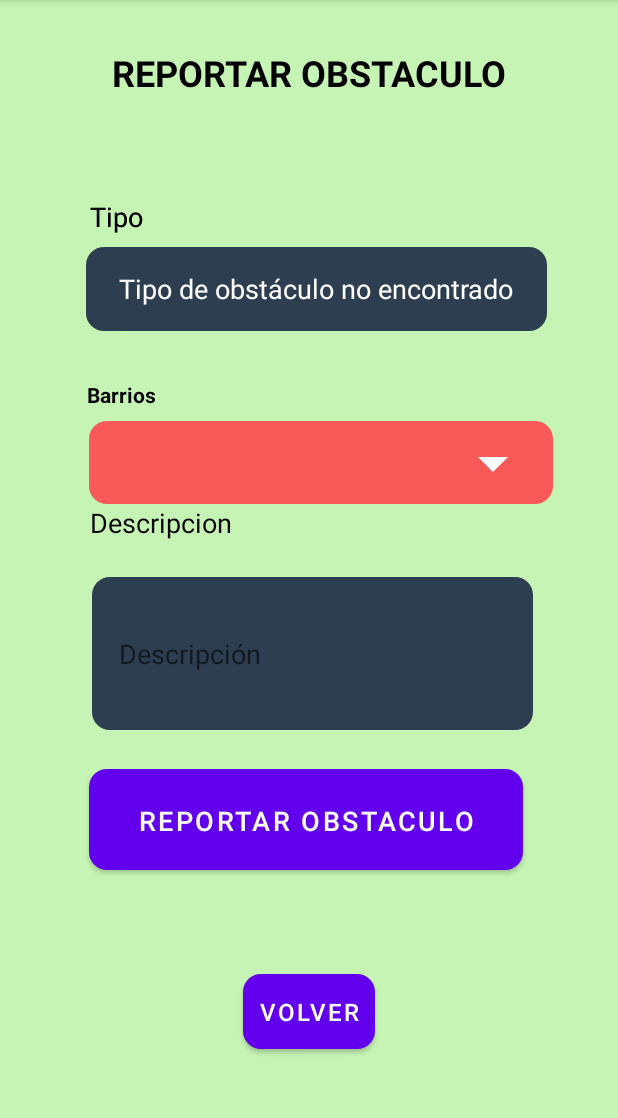
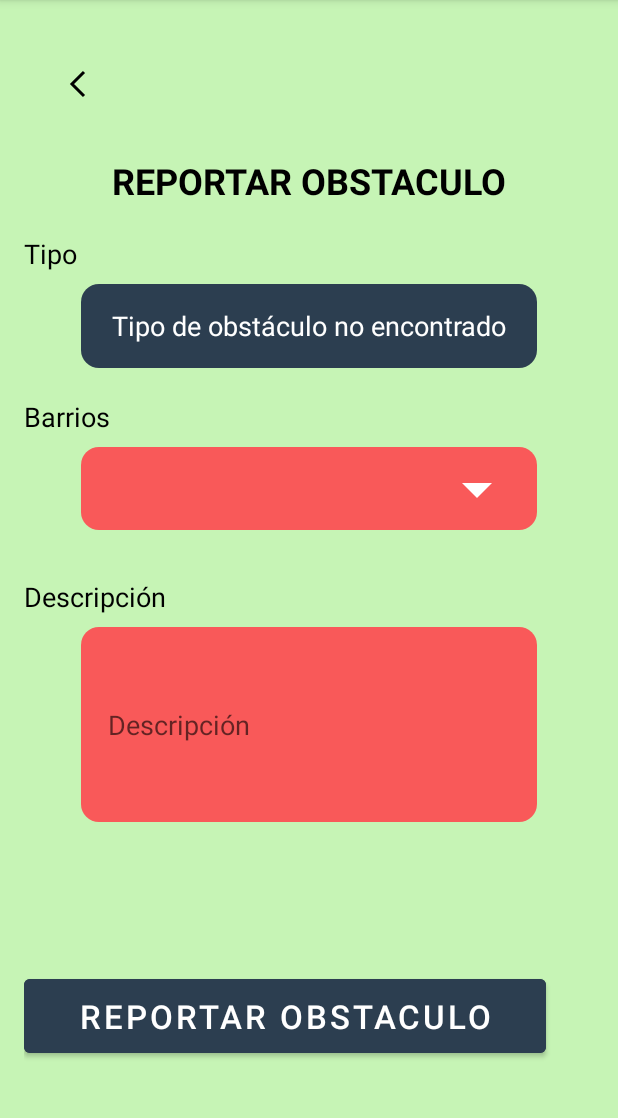
Before and after one commit to GabrielV6/SenderosSeguros, an Android app: the fragment ReportarFragment shown on its own in the app's theme, on a phone screen of 412 x 824 dp, the part 84-1202 px from its top. Run offline under Robolectric (Android 15) with nearby library versions, the light colour scheme and no system bars; 1 statement that could not run was skipped.

Commit message:
se modifica alineacion de reporte de obstaculos

```diff
--- /dev/null
+++ b/app/src/main/res/drawable/rounded_edit_text_background.xml
@@ -0,0 +1,5 @@
+<shape xmlns:android="http://schemas.android.com/apk/res/android">
+    <solid android:color="#F95959" />
+    <corners android:radius="12dp" />
+    <padding android:left="16dp" android:top="8dp" android:right="16dp" android:bottom="8dp"/>
+</shape>
--- a/app/src/main/res/layout/fragment_reportar.xml
+++ b/app/src/main/res/layout/fragment_reportar.xml
@@ -6,63 +6,52 @@
     android:background="#C6F4B5"
     android:padding="16dp">
 
-    <!-- Title -->
+    <!-- Botón Volver -->
+    <ImageButton
+        android:id="@+id/volver_button"
+        android:layout_width="48dp"
+        android:layout_height="48dp"
+        android:layout_margin="16dp"
+        android:background="?attr/selectableItemBackground"
+        android:contentDescription="@string/boton_volver"
+        android:src="@drawable/ic_volver"
+        app:layout_constraintStart_toStartOf="parent"
+        app:layout_constraintTop_toTopOf="parent" />
+
+    <!-- Título -->
     <TextView
         android:id="@+id/title_reportar"
         android:layout_width="wrap_content"
         android:layout_height="wrap_content"
+        android:layout_marginTop="24dp"
         android:text="REPORTAR OBSTACULO"
+        android:textAlignment="center"
+        android:textColor="@color/black"
         android:textSize="24sp"
         android:textStyle="bold"
-        android:layout_marginTop="16dp"
-        android:textAlignment="center"
-        android:textColor="@color/black"
-        app:layout_constraintTop_toTopOf="parent"
+        app:layout_constraintEnd_toEndOf="parent"
         app:layout_constraintStart_toStartOf="parent"
-        app:layout_constraintEnd_toEndOf="parent" />
+        app:layout_constraintTop_toBottomOf="@id/volver_button" />
 
+    <!-- Etiqueta Tipo -->
 
+    <!-- Campo Tipo (Spinner) -->
     <TextView
         android:id="@+id/subtitle_tipo"
         android:layout_width="wrap_content"
         android:layout_height="wrap_content"
-        android:layout_marginStart="44dp"
-        android:layout_marginTop="116dp"
+        android:layout_marginTop="20dp"
         android:text="Tipo"
         android:textColor="@color/black"
         android:textSize="18sp"
         app:layout_constraintStart_toStartOf="parent"
-        app:layout_constraintTop_toTopOf="parent" />
-
-    <TextView
-        android:id="@+id/subtitle_tipo2"
-        android:layout_width="wrap_content"
-        android:layout_height="wrap_content"
-        android:layout_marginStart="44dp"
-        android:layout_marginTop="116dp"
-        android:text="Tipo"
-        android:textColor="@color/black"
-        android:textSize="18sp"
-        app:layout_constraintStart_toStartOf="parent"
-        app:layout_constraintTop_toTopOf="parent" />
-
-    <TextView
-        android:id="@+id/subtitle_descripcion"
-        android:layout_width="wrap_content"
-        android:layout_height="wrap_content"
-        android:layout_marginStart="44dp"
-        android:layout_marginTop="320dp"
-        android:text="Descripcion"
-        android:textColor="@color/black"
-        android:textSize="18sp"
-        app:layout_constraintStart_toStartOf="parent"
-        app:layout_constraintTop_toTopOf="parent" />
+        app:layout_constraintTop_toBottomOf="@id/title_reportar" />
 
     <TextView
         android:id="@+id/type_spinner"
-        android:layout_width="307dp"
+        android:layout_width="0dp"
         android:layout_height="56dp"
-        android:layout_marginTop="100dp"
+        android:layout_marginTop="8dp"
         android:background="@drawable/custom_button_background"
         android:gravity="center"
         android:padding="12dp"
@@ -70,104 +59,99 @@
         android:textColor="@color/white"
         android:textSize="18sp"
         app:layout_constraintEnd_toEndOf="parent"
-        app:layout_constraintHorizontal_bias="0.573"
         app:layout_constraintStart_toStartOf="parent"
-        app:layout_constraintTop_toBottomOf="@id/title_reportar"
+        app:layout_constraintTop_toBottomOf="@id/subtitle_tipo"
         app:layout_constraintWidth_percent="0.8" />
+
+    <!-- Etiqueta Barrios -->
+
+    <!-- Spinner Barrios -->
+    <TextView
+        android:id="@+id/textView3"
+        android:layout_width="wrap_content"
+        android:layout_height="wrap_content"
+        android:layout_marginTop="20dp"
+        android:text="Barrios"
+        android:textColor="@color/black"
+        android:textSize="18sp"
+        app:layout_constraintStart_toStartOf="parent"
+        app:layout_constraintTop_toBottomOf="@id/type_spinner" />
 
     <Spinner
         android:id="@+id/spinnerBarrio"
-        android:layout_width="309dp"
+        android:layout_width="0dp"
         android:layout_height="55dp"
+        android:layout_marginTop="8dp"
         android:background="@drawable/spinner_background"
         android:padding="16dp"
         android:textColor="@color/material_dynamic_neutral_variant99"
-        app:layout_constraintBottom_toBottomOf="parent"
         app:layout_constraintEnd_toEndOf="parent"
-        app:layout_constraintHorizontal_bias="0.614"
         app:layout_constraintStart_toStartOf="parent"
-        app:layout_constraintTop_toTopOf="parent"
-        app:layout_constraintVertical_bias="0.389" />
+        app:layout_constraintTop_toBottomOf="@id/textView3"
+        app:layout_constraintWidth_percent="0.8" />
+
+    <!-- Etiqueta Descripción -->
+
+    <!-- Campo Descripción (con bordes redondeados) -->
+
+    <TextView
+        android:id="@+id/subtitle_descripcion"
+        android:layout_width="wrap_content"
+        android:layout_height="wrap_content"
+        android:layout_marginTop="32dp"
+        android:text="Descripción"
+        android:textColor="@color/black"
+        android:textSize="18sp"
+        app:layout_constraintStart_toStartOf="parent"
+        app:layout_constraintTop_toBottomOf="@id/spinnerBarrio" />
 
     <EditText
         android:id="@+id/descripcion_text"
-        android:layout_width="294dp"
-        android:layout_height="102dp"
-        android:layout_marginTop="164dp"
-        android:background="@drawable/custom_button_background"
+        android:layout_width="0dp"
+        android:layout_height="130dp"
+        android:layout_marginTop="8dp"
+        android:background="@drawable/rounded_edit_text_background"
         android:hint="Descripción"
         android:minHeight="100dp"
         android:padding="18dp"
         android:textColor="@color/white"
         android:textSize="18sp"
         app:layout_constraintEnd_toEndOf="parent"
-        app:layout_constraintHorizontal_bias="0.529"
         app:layout_constraintStart_toStartOf="parent"
-        app:layout_constraintTop_toBottomOf="@id/type_spinner"
+        app:layout_constraintTop_toBottomOf="@id/subtitle_descripcion"
         app:layout_constraintWidth_percent="0.8" />
 
+    <!-- Botón Cargar Imagen -->
     <Button
         android:id="@+id/upload_image_button"
-        android:layout_width="291dp"
+        android:layout_width="0dp"
         android:layout_height="44dp"
-        android:layout_marginTop="28dp"
+        android:layout_marginTop="24dp"
         android:background="@drawable/custom_button_background"
         android:text="Cargar Imagen"
         android:textColor="@color/white"
         android:textSize="16sp"
         app:layout_constraintEnd_toEndOf="parent"
-        app:layout_constraintHorizontal_bias="0.488"
         app:layout_constraintStart_toStartOf="parent"
         app:layout_constraintTop_toBottomOf="@id/descripcion_text"
-        android:visibility="gone"
-        app:layout_constraintWidth_percent="0.8" />
+        app:layout_constraintWidth_percent="0.8"
+        android:visibility="gone" />
 
+    <!-- Botón Reportar Obstáculo -->
     <Button
         android:id="@+id/report_button"
-        android:layout_width="289dp"
-        android:layout_height="67dp"
-        android:layout_marginTop="24dp"
-        android:background="@drawable/custom_button_background"
-        android:padding="16dp"
+        android:layout_width="match_parent"
+        android:layout_height="wrap_content"
+        android:layout_marginEnd="32dp"
+        android:layout_marginBottom="44dp"
+        android:backgroundTint="#2C3E50"
+        android:padding="10dp"
         android:text="REPORTAR OBSTACULO"
-        android:textColor="@color/white"
-        android:textSize="18sp"
+        android:textColor="#FFFFFF"
+        android:textSize="22sp"
         app:layout_constraintBottom_toBottomOf="parent"
         app:layout_constraintEnd_toEndOf="parent"
-        app:layout_constraintHorizontal_bias="0.477"
-        app:layout_constraintStart_toStartOf="parent"
-        app:layout_constraintTop_toBottomOf="@id/upload_image_button"
-        app:layout_constraintVertical_bias="0.013"
-        app:layout_constraintWidth_percent="0.8" />
-
-    <Button
-        android:id="@+id/volver_button"
-        android:layout_width="wrap_content"
-        android:layout_height="wrap_content"
-        android:text="Volver"
-        android:textSize="16sp"
-        android:background="@drawable/custom_button_background"
-        android:textColor="@color/white"
-        android:padding="8dp"
-        app:layout_constraintTop_toBottomOf="@id/report_button"
-        app:layout_constraintStart_toStartOf="parent"
-        app:layout_constraintEnd_toEndOf="parent"
-        app:layout_constraintBottom_toBottomOf="parent"
-        android:layout_marginTop="16dp" />
-
-    <TextView
-        android:id="@+id/textView3"
-        android:layout_width="65dp"
-        android:layout_height="26dp"
-        android:text="Barrios"
-        android:textColor="@color/black"
-        android:textStyle="normal|bold"
-        app:layout_constraintBottom_toBottomOf="parent"
-        app:layout_constraintEnd_toEndOf="parent"
-        app:layout_constraintHorizontal_bias="0.133"
-        app:layout_constraintStart_toStartOf="parent"
-        app:layout_constraintTop_toTopOf="parent"
-        app:layout_constraintVertical_bias="0.334" />
-
+        app:layout_constraintHorizontal_bias="0.0"
+        app:layout_constraintStart_toStartOf="parent" />
 
 </androidx.constraintlayout.widget.ConstraintLayout>
```
